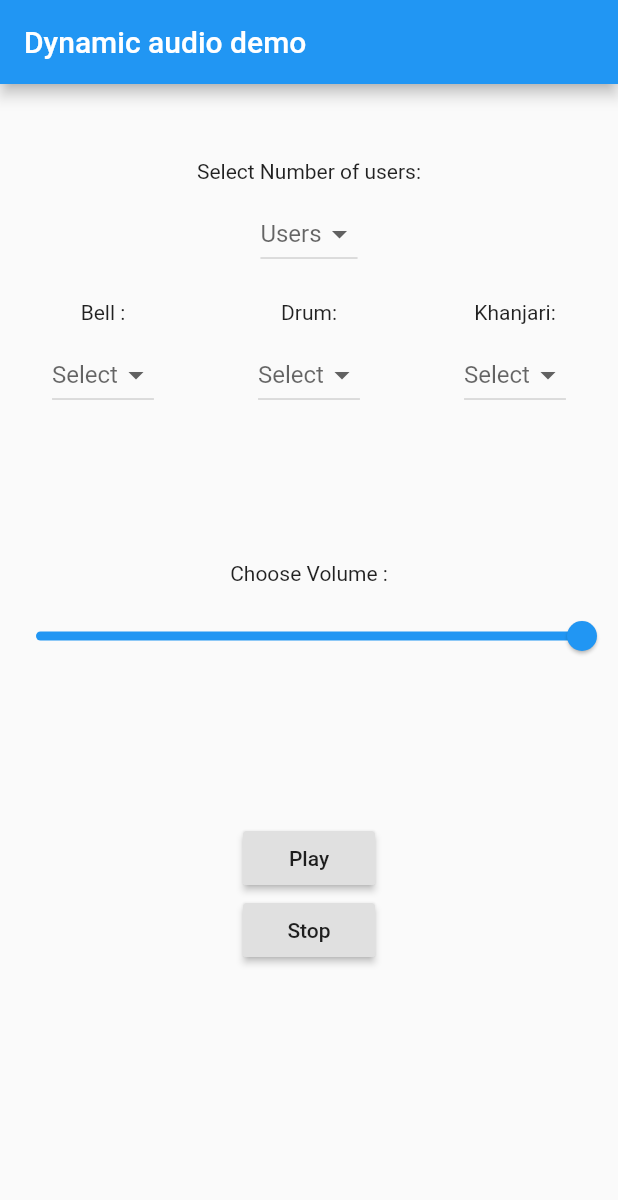
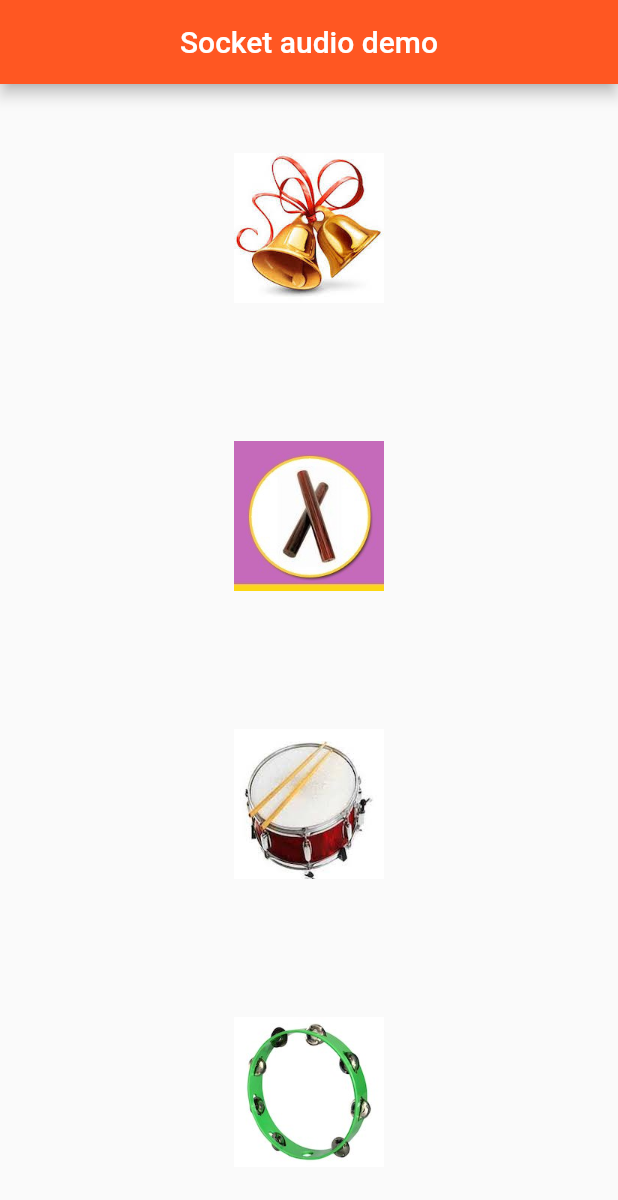
Before and after one commit to ajayMishra1/flutteraudiodemo, a Flutter app: the screen it shows after launch, on a phone screen of 412 x 824 dp. Shown: the top 1200 px of the screen. Run offline on Flutter 3.47's test engine with Material 2 defaults, Android fonts, the phone set to English and light mode, and no system bars; our stand-ins replace audioplayers, connectivity, fluttertoast; missing offline and left inert: adhara_socket_io, dart:ffi.

Commit message:
image and new audio implement

```diff
--- a/lib/main.dart
+++ b/lib/main.dart
@@ -21,9 +21,9 @@ class MyApp extends StatelessWidget {
       title: 'Flutter Demo',
       debugShowCheckedModeBanner: false,
       theme: ThemeData(
-        primarySwatch: Colors.blue,
+        primarySwatch: Colors.deepOrange,
       ),
-      home: MyHomePage(title: 'Dynamic audio demo'),
+      home: MyHomePage(title: 'Socket audio demo'),
     );
   }
 }
@@ -82,7 +82,7 @@ String _firstSelected ;
   void initState() {
     super.initState();
     // _socketBloc = new SocketBloc();
-    // _socketBloc.connect();
+    // _socketBloc.connect();z
     initPlayer();
     manager = SocketIOManager();
     initSocket("default");
@@ -96,32 +96,41 @@ String _firstSelected ;
         URI,
 
         enableLogging: false,
-        transports: [/*Transports.WEB_SOCKET*/ Transports.POLLING] //Enable required transport
+        transports: [Transports.POLLING] //Enable required transport
     ));
     socket.onConnect((data) {
       pprint("connected...");
       pprint(data);
       socket.emit("joinjam", ["{name: Manthan}"]);
     });
-    socket.onConnectError(pprint);
-    socket.onConnectTimeout(pprint);
-    socket.onError(pprint);
-    socket.onDisconnect(pprint);
-    socket.on("type:string", (data) => pprint("type:string | $data"));
-    socket.on("type:bool", (data) => pprint("type:bool | $data"));
-    socket.on("type:number", (data) => pprint("type:number | $data"));
-    socket.on("type:object", (data) => pprint("type:object | $data"));
-    socket.on("type:list", (data) => pprint("type:list | $data"));
-    socket.on("message", (data) => pprint(data));
+    socket.on("play", (data){   //sample event
+      print("play");
+      print(data);
+      setupSound(data.toString());
+    });
+
     socket.connect();
     sockets[identifier] = socket;
   }
 
-  sendMessage(identifier) {
+  setupSound(String str){
+    if(str == "Bell"){
+      audioCache.play("bell.mp3");
+
+    }else if(str == "Drum"){
+      audioCache1.play("drum.mp3");
+
+    }else if(str == "Khanjari"){
+      audioCache2.play("khanjari.mp3");
+
+    }
+  }
+
+  sendMessage(identifier, String strType) {
     if (sockets[identifier] != null) {
       pprint("sending message from '$identifier'...");
       sockets[identifier].emit("playinstrument", [
-        "Drum"
+        strType
       ]);
       pprint("Message emitted from '$identifier'...");
     }
@@ -167,6 +176,17 @@ String _firstSelected ;
     advancedPlayer9 = new AudioPlayer();
     audioCache9 = new AudioCache(fixedPlayer: advancedPlayer9);
 
+    advancedPlayer.setVolume(_value);
+    advancedPlayer1.setVolume(_value);
+
+    advancedPlayer2.setVolume(_value);
+    advancedPlayer3.setVolume(_value);
+    advancedPlayer4.setVolume(_value);
+    advancedPlayer5.setVolume(_value);
+    advancedPlayer6.setVolume(_value);
+    advancedPlayer7.setVolume(_value);
+    advancedPlayer8.setVolume(_value);
+    advancedPlayer9.setVolume(_value);
     // advancedPlayer.playerId = "ajay1";
     // if(advancedPlayer.playerId == "ajay1"){
 
@@ -175,91 +195,91 @@ String _firstSelected ;
 
   void playMusic() {
 
-    sendMessage("default");
-//    if(_userSelected == null || _userSelected == "") {
-//      _userSelected = "0";
-//    }
-//    if(_firstSelected == null || _firstSelected == "") {
-//      _firstSelected = "0";
-//    }
-//    if(_secondSelected == null || _secondSelected == "") {
-//      _secondSelected = "0";
-//    }
-//    if(_thirdSelected == null || _thirdSelected == "") {
-//      _thirdSelected = "0";
-//    }
-//
-//      if(int.parse(_userSelected) == 0){
-//     showToast("Please select user first");
-//    }else if(int.parse(_firstSelected) == 0 && int.parse(_secondSelected) == 0 && int.parse(_thirdSelected) == 0){
-//     showToast("Please select at least one instrument quantity first");
-//
-//    }
-//    else if((int.parse(_firstSelected) + int.parse(_secondSelected)+ int.parse(_thirdSelected)) > int.parse(_userSelected)){
-//           showToast("Instrument quantity is high then user quantity");
-//
-//    }else{
-//
-//      var totalcount = int.parse(_firstSelected) + int.parse(_secondSelected)+ int.parse(_thirdSelected);
-//    if(_totalAudioCounts != null){
-//      if(_totalAudioCounts.length > 0){
-//        _totalAudioCounts.removeRange(0, _totalAudioCounts.length);
-//        }
-//    }
-//      if(totalcount < 10){
-//        for(var x = 0; x < int.parse(_firstSelected); x ++){
-//          _totalAudioCounts.add("bell.mp3");
-//        }
-//        for(var x = 0; x < int.parse(_secondSelected); x ++){
-//          _totalAudioCounts.add("drum.mp3");
-//        }
-//        for(var x = 0; x < int.parse(_thirdSelected); x ++){
-//          _totalAudioCounts.add("khanjari.mp3");
-//        }
-//
-//      }else{
-//        if(_firstSelected != null ) {
-//          if(_firstSelected.length > 0) {
-//            if (int.parse(_firstSelected) > 0) {
-//              var totalCountFirst = 10 * int.parse(_firstSelected) /
-//                  int.parse(_userSelected);
-//              var first = totalCountFirst.toInt();
-//              for (var x = 0; x < first; x ++) {
-//                _totalAudioCounts.add("bell.mp3");
-//              }
-//            }
-//          }
-//        }
-//        if(_secondSelected != null ) {
-//          if (_secondSelected.length > 0) {
-//            if (int.parse(_secondSelected) > 0) {
-//              var totalCountSecond = 10 * int.parse(_secondSelected) /
-//                  int.parse(_userSelected);
-//              var first = totalCountSecond.toInt();
-//              for (var x = 0; x < first; x ++) {
-//                _totalAudioCounts.add("drum.mp3");
-//              }
-//            }
-//          }
-//        }
-//        if(_thirdSelected != null ) {
-//          if (_thirdSelected.length > 0) {
-//            if (int.parse(_thirdSelected) > 0) {
-//              var totalCountThird = 10 * int.parse(_thirdSelected) /
-//                  int.parse(_userSelected);
-//              var first = totalCountThird.toInt();
-//              for (var x = 0; x < first; x ++) {
-//                _totalAudioCounts.add("khanjari.mp3");
-//              }
-//            }
-//          }
-//        }
-//      }
-//    }
-//
-//
-//    print(_totalAudioCounts);
-//  playAudio();
+    //  sendMessage("default");
+    if(_userSelected == null || _userSelected == "") {
+      _userSelected = "0";
+    }
+    if(_firstSelected == null || _firstSelected == "") {
+      _firstSelected = "0";
+    }
+    if(_secondSelected == null || _secondSelected == "") {
+      _secondSelected = "0";
+    }
+    if(_thirdSelected == null || _thirdSelected == "") {
+      _thirdSelected = "0";
+    }
+
+    if(int.parse(_userSelected) == 0){
+      showToast("Please select user first");
+    }else if(int.parse(_firstSelected) == 0 && int.parse(_secondSelected) == 0 && int.parse(_thirdSelected) == 0){
+      showToast("Please select at least one instrument quantity first");
+
+    }
+    else if((int.parse(_firstSelected) + int.parse(_secondSelected)+ int.parse(_thirdSelected)) > int.parse(_userSelected)){
+      showToast("Instrument quantity is high then user quantity");
+
+    }else{
+
+      var totalcount = int.parse(_firstSelected) + int.parse(_secondSelected)+ int.parse(_thirdSelected);
+      if(_totalAudioCounts != null){
+        if(_totalAudioCounts.length > 0){
+          _totalAudioCounts.removeRange(0, _totalAudioCounts.length);
+        }
+      }
+      if(totalcount < 10){
+        for(var x = 0; x < int.parse(_firstSelected); x ++){
+          _totalAudioCounts.add("bell.mp3");
+        }
+        for(var x = 0; x < int.parse(_secondSelected); x ++){
+          _totalAudioCounts.add("drum.mp3");
+        }
+        for(var x = 0; x < int.parse(_thirdSelected); x ++){
+          _totalAudioCounts.add("khanjari.mp3");
+        }
+
+      }else{
+        if(_firstSelected != null ) {
+          if(_firstSelected.length > 0) {
+            if (int.parse(_firstSelected) > 0) {
+              var totalCountFirst = 10 * int.parse(_firstSelected) /
+                  int.parse(_userSelected);
+              var first = totalCountFirst.toInt();
+              for (var x = 0; x < first; x ++) {
+                _totalAudioCounts.add("bell.mp3");
+              }
+            }
+          }
+        }
+        if(_secondSelected != null ) {
+          if (_secondSelected.length > 0) {
+            if (int.parse(_secondSelected) > 0) {
+              var totalCountSecond = 10 * int.parse(_secondSelected) /
+                  int.parse(_userSelected);
+              var first = totalCountSecond.toInt();
+              for (var x = 0; x < first; x ++) {
+                _totalAudioCounts.add("drum.mp3");
+              }
+            }
+          }
+        }
+        if(_thirdSelected != null ) {
+          if (_thirdSelected.length > 0) {
+            if (int.parse(_thirdSelected) > 0) {
+              var totalCountThird = 10 * int.parse(_thirdSelected) /
+                  int.parse(_userSelected);
+              var first = totalCountThird.toInt();
+              for (var x = 0; x < first; x ++) {
+                _totalAudioCounts.add("khanjari.mp3");
+              }
+            }
+          }
+        }
+      }
+    }
+
+
+    print(_totalAudioCounts);
+    playAudio();
   }
 
   void playAudio(){
@@ -371,139 +391,30 @@ String _firstSelected ;
   Widget build(BuildContext context) {
     return Scaffold(
       appBar: AppBar(
+        centerTitle: true,
         title: Text(widget.title),
       ),
       body: Center(
         child: Column(
+          mainAxisAlignment: MainAxisAlignment.spaceAround,
           children: <Widget>[
-            SizedBox(height: 50,),
-            Text("Select Number of users:"),
-            SizedBox(height: 10,),
 
-            DropdownButton(
-            hint: Text('Users'), // Not necessary for Option 1
-            value: _userSelected,
-            onChanged: (newValue) {
-              setState(() {
-                _userSelected = newValue;
-              });
-            },
-            items: _numberOfUsers.map((location) {
-              return DropdownMenuItem(
-                child: new Text(location),
-                value: location,
-              );
-            }).toList(),
-            ),
-
-             SizedBox(height: 20,),
-
-            Row(
-              children: <Widget>[
-                Expanded(child:
-                Column(
-          children: <Widget>[
-           Text("Bell :"),
-            SizedBox(height: 10,),
-
-            DropdownButton(
-            hint: Text('Select'), // Not necessary for Option 1
-            value: _firstSelected,
-            onChanged: (newValue) {
-              setState(() {
-                _firstSelected = newValue;
-              });
-            },
-            items: _firstPlayerUsers.map((location) {
-              return DropdownMenuItem(
-                child: new Text(location),
-                value: location,
-              );
-            }).toList(),
-            ),
-          ])
-                ),
-                 Expanded(child:
-                Column(
-          children: <Widget>[
-           Text("Drum:"),
-            SizedBox(height: 10,),
-
-            DropdownButton(
-            hint: Text('Select'), // Not necessary for Option 1
-            value: _secondSelected,
-            onChanged: (newValue) {
-              setState(() {
-                _secondSelected = newValue;
-              });
-            },
-            items: _firstPlayerUsers.map((location) {
-              return DropdownMenuItem(
-                child: new Text(location),
-                value: location,
-              );
-            }).toList(),
-            ),
-          ])
-                ),
-                 Expanded(child:
-                Column(
-          children: <Widget>[
-           Text("Khanjari:"),
-            SizedBox(height: 10,),
-
-            DropdownButton(
-            hint: Text('Select'), // Not necessary for Option 1
-            value: _thirdSelected
-            ,
-            onChanged: (newValue) {
-              setState(() {
-                _thirdSelected = newValue;
-              });
-            },
-            items: _firstPlayerUsers.map((location) {
-              return DropdownMenuItem(
-                child: new Text(location),
-                value: location,
-              );
-            }).toList(),
-            ),
-          ])
-                ),
-              ]
-            ),
-            SizedBox(height: 100),
-
-            Text("Choose Volume :"),
-
-            SizedBox(height: 10),
-
-            Slider(
-              min: 0,
-              max: 1,
-              value: _value,
-              onChanged: (value) {
-                setState(() {
-                  _value = value;
-                  volumechange();
-                });
-              },
-             // label: "$_value",
-
-
-            ),
-
-            SizedBox(height: 100),
-
-
-            RaisedButton(
-                child: Text("Play"), onPressed:(){
-          playMusic();
-                }),
-            RaisedButton(
-                child: Text("Stop"),  onPressed: (){
-                stop("stop");
-                }),
+            IconButton(iconSize: 100,onPressed:()=> sendMessage("default","Bell"),
+            icon: Image.asset(
+              "assets/image/dell.jpg",
+            ),),
+            IconButton(iconSize: 100,onPressed:()=> sendMessage("default","Clave"),
+              icon: Image.asset(
+                "assets/image/clave.jpg",
+              ),),
+            IconButton(iconSize: 100,onPressed:()=> sendMessage("default","Drum"),
+              icon: Image.asset(
+                "assets/image/drum.jpeg",
+              ),),
+            IconButton(iconSize: 100,onPressed:()=> sendMessage("default","Khanjari"),
+              icon: Image.asset(
+                "assets/image/khanjari.jpg",
+              ),),
 
           ],
         ),
--- a/pubspec.yaml
+++ b/pubspec.yaml
@@ -25,6 +25,5 @@ flutter:
   uses-material-design: true
 
   assets:
-    - assets/bell.mp3
-    - assets/drum.mp3
-    - assets/khanjari.mp3
+    - assets/
+    - assets/image/
```
Also changed, not shown: assets/image/clave.jpg (added), assets/image/dell.jpg (added), assets/image/drum.jpeg (added), assets/image/khanjari.jpg (added), 1 other file. Lines whose indentation alone changed are shown as unchanged.
